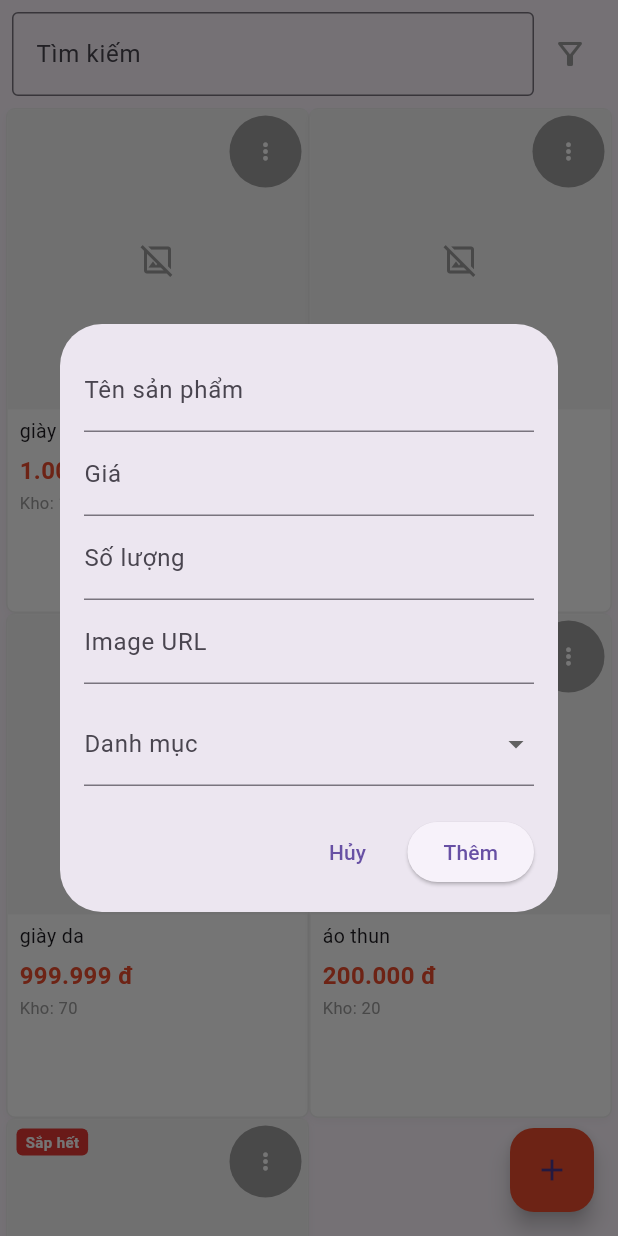
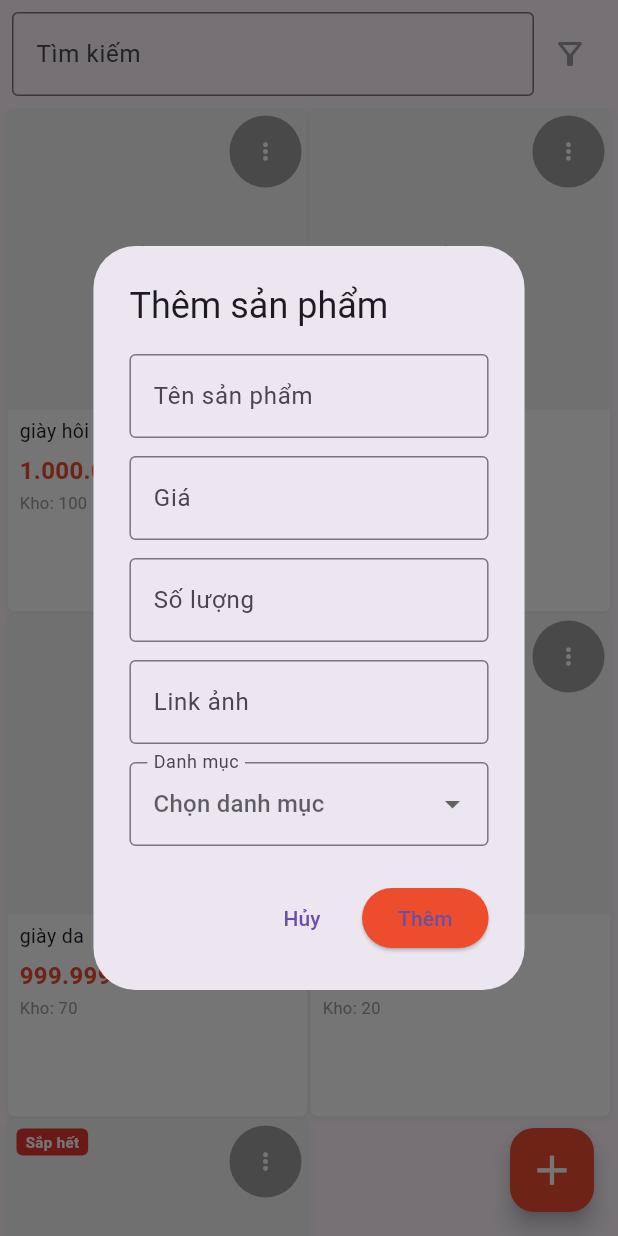
Before and after one commit to vinhvevang/getx_clean_architecture, a Flutter app: the HomePage screen opened by its route, after a tap on the "add" icon, on a phone screen of 412 x 824 dp. Run offline on Flutter 3.47's test engine with Material 3 defaults, Android fonts, the phone set to English and light mode, and no system bars; our stand-ins replace flutter_svg, get; network calls fail.

Commit message:
ok except for searchController

```diff
--- a/lib/core/widgets/app_text_field.dart
+++ b/lib/core/widgets/app_text_field.dart
@@ -22,6 +22,15 @@ class AppTextFormField extends StatelessWidget {
   final TextInputAction? textInputAction;
   final Function(String)? onChanged;
 
+  /// Nếu có: nhấn Enter/Next sẽ tự chuyển focus sang field này, không cần tự
+  /// viết FocusScope.of(context).requestFocus(...) ở nơi gọi nữa.
+  final FocusNode? nextFocus;
+
+  /// Nếu có (và [nextFocus] không có - tức đây là field cuối cùng): nhấn
+  /// Enter/Done sẽ ẩn bàn phím rồi gọi callback này. Dùng để "nhập xong field
+  /// cuối, nhấn Enter là submit luôn" mà không phải lặp logic ở từng dialog.
+  final VoidCallback? onSubmit;
+
   const AppTextFormField({
     super.key,
     required this.controller,
@@ -38,14 +47,32 @@ class AppTextFormField extends StatelessWidget {
     this.focusNode,
     this.textInputAction,
     this.onChanged,
+    this.nextFocus,
+    this.onSubmit,
   });
 
   @override
   Widget build(BuildContext context) {
+    final effectiveTextInputAction =
+        textInputAction ??
+        (nextFocus != null
+            ? TextInputAction.next
+            : (onSubmit != null ? TextInputAction.done : null));
+
+    void handleEditingComplete() {
+      if (nextFocus != null) {
+        FocusScope.of(context).requestFocus(nextFocus);
+      } else if (onSubmit != null) {
+        FocusScope.of(context).unfocus();
+        onSubmit!();
+      }
+      onEditingComplete?.call();
+    }
+
     return TextFormField(
       controller: controller,
       focusNode: focusNode,
-      textInputAction: textInputAction,
+      textInputAction: effectiveTextInputAction,
       obscureText: obscureText,
       keyboardType: keyboardType,
       inputFormatters: inputFormatters,
@@ -55,7 +82,10 @@ class AppTextFormField extends StatelessWidget {
           : AutovalidateMode.disabled,
 
       onChanged: onChanged,
-      onEditingComplete: onEditingComplete,
+      onEditingComplete:
+          (nextFocus != null || onSubmit != null || onEditingComplete != null)
+          ? handleEditingComplete
+          : null,
 
       validator: (value) {
         if (isRequired && (value == null || value.isEmpty)) {
--- a/lib/features/product/presentation/pages/home_page.dart
+++ b/lib/features/product/presentation/pages/home_page.dart
@@ -16,7 +16,7 @@ class HomePage extends GetView<HomeController> {
       floatingActionButton: FloatingActionButton(
         backgroundColor: AppColors.primary,
         onPressed: controller.openAddDialog,
-        child: const Icon(Icons.add),
+        child: const Icon(Icons.add,color: Colors.white,size: 33,),
       ),
       body: Column(
         children: [
--- a/lib/features/product/presentation/pages/widgets/product_form_dialog.dart
+++ b/lib/features/product/presentation/pages/widgets/product_form_dialog.dart
@@ -1,72 +1,100 @@
+import 'package:flutter/material.dart';
+import 'package:get/get.dart';
+import 'package:getx_clean_archi/core/constant/category.dart';
+import 'package:getx_clean_archi/core/utils/app_input_formatters.dart';
+import 'package:getx_clean_archi/core/widgets/app_color.dart';
+import 'package:getx_clean_archi/core/widgets/app_text_field.dart';
+import 'package:getx_clean_archi/features/product/domain/entities/product.dart';
+import 'package:getx_clean_archi/features/product/presentation/controllers/product_form_controller.dart';
 
+/// Dialog Thêm/Sửa sản phẩm dùng chung — chỉ khác tiêu đề/nhãn nút, dựa vào
+/// [ProductFormController.isEditing]. Tương tác giống màn Login: focus chain
+/// giữa các field (Enter -> field kế tiếp), field cuối nhấn Enter là submit
+/// luôn - nhờ AppTextFormField.nextFocus/onSubmit nên không phải tự viết
+/// FocusScope.of(context).requestFocus(...) lặp lại ở từng field nữa.
+///
+/// Nhận [controller] trực tiếp qua constructor (không qua Get.find) để tránh
+/// lỗi "not found" khi dialog đang trong lúc đóng lại.
+class ProductFormDialog extends StatelessWidget {
+  final ProductFormController controller;
 
-import 'package:flutter/material.dart' show Dialog, DropdownButtonFormField, DropdownMenuItem, ElevatedButton, InputDecoration, TextButton, TextFormField, Widget;
-import 'package:flutter/widgets.dart';
-import 'package:get/get_core/src/get_main.dart';
-import 'package:get/get_navigation/get_navigation.dart';
-import 'package:get/get_state_manager/src/rx_flutter/rx_obx_widget.dart' show Obx;
-import 'package:get/get_state_manager/src/simple/get_view.dart' show GetView;
-import 'package:getx_clean_archi/core/constant/category.dart';
-import 'package:getx_clean_archi/features/product/presentation/controllers/product_form_controller.dart' show ProductFormController;
+  const ProductFormDialog({super.key, required this.controller});
 
-class ProductFormDialog extends GetView<ProductFormController> {
-const ProductFormDialog({super.key});
+  void _handleSubmit() {
+    final product = controller.submit();
+    if (product != null) {
+      Get.back<Product>(result: product);
+    }
+  }
 
   @override
   Widget build(BuildContext context) {
-return Dialog(
-child: SingleChildScrollView(
-padding: const EdgeInsets.all(16),
+    return AlertDialog(
+      title: Text(controller.isEditing ? 'Sửa sản phẩm' : 'Thêm sản phẩm'),
+      content: SingleChildScrollView(
+        padding: EdgeInsets.only(
+          bottom: MediaQuery.of(context).viewInsets.bottom,
+        ),
         child: Form(
           key: controller.formKey,
-child: Column(
+          child: Obx(
+            () => Column(
               mainAxisSize: MainAxisSize.min,
               children: [
-/// ===== NAME =====
-TextFormField(
+                AppTextFormField(
                   controller: controller.nameController,
+                  label: 'Tên sản phẩm',
+                  hintText: 'Nhập tên sản phẩm',
+                  isSubmitted: controller.hasAttemptedSubmit.value,
                   focusNode: controller.nameFocusNode,
-decoration: const InputDecoration(labelText: 'Tên sản phẩm'),
+                  nextFocus: controller.priceFocusNode,
                   onChanged: (_) => controller.onFieldChanged(),
-validator: (v) =>
-v == null || v.trim().isEmpty ? 'Không được để trống' : null,
                 ),
-
-          /// ===== PRICE =====
-          TextFormField(
+                const SizedBox(height: 12),
+                AppTextFormField(
                   controller: controller.priceController,
+                  label: 'Giá',
+                  hintText: 'VD: 100 = 100.000đ',
+                  isSubmitted: controller.hasAttemptedSubmit.value,
+                  keyboardType: const TextInputType.numberWithOptions(
+                    decimal: true,
+                  ),
+                  inputFormatters: [AppInputFormatters.positiveDecimal],
+                  validator: controller.validatePrice,
                   focusNode: controller.priceFocusNode,
+                  nextFocus: controller.quantityFocusNode,
+                  onChanged: (_) => controller.onFieldChanged(),
+                ),
+                const SizedBox(height: 12),
+                AppTextFormField(
+                  controller: controller.quantityController,
+                  label: 'Số lượng',
+                  hintText: 'Nhập số lượng tồn kho',
+                  isSubmitted: controller.hasAttemptedSubmit.value,
                   keyboardType: TextInputType.number,
-            decoration: const InputDecoration(labelText: 'Giá'),
+                  inputFormatters: [AppInputFormatters.positiveInteger],
+                  validator: controller.validateQuantity,
+                  focusNode: controller.quantityFocusNode,
+                  nextFocus: controller.imageUrlFocusNode,
                   onChanged: (_) => controller.onFieldChanged(),
-            validator: controller.validatePrice,
                 ),
-
-          /// ===== QUANTITY =====
-          TextFormField(
-            controller: controller.quantityController,
-            focusNode: controller.quantityFocusNode,
-            keyboardType: TextInputType.number,
-            decoration: const InputDecoration(labelText: 'Số lượng'),
+                const SizedBox(height: 12),
+                AppTextFormField(
+                  controller: controller.imageUrlController,
+                  label: 'Link ảnh',
+                  hintText: 'https://...',
+                  isSubmitted: controller.hasAttemptedSubmit.value,
+                  keyboardType: TextInputType.url,
+                  validator: controller.validateImageUrl,
+                  focusNode: controller.imageUrlFocusNode,
                   onChanged: (_) => controller.onFieldChanged(),
-            validator: controller.validateQuantity,
+                  // Field cuối cùng: nhấn Enter/Done coi như bấm nút Thêm/Lưu.
+                  onSubmit: _handleSubmit,
                 ),
-
-          /// ===== IMAGE =====
-          TextFormField(
-            controller: controller.imageUrlController,
-            focusNode: controller.imageUrlFocusNode,
-            decoration: const InputDecoration(labelText: 'Image URL'),
-            onChanged: (_) => controller.onFieldChanged(),
-            validator: controller.validateImageUrl,
-          ),
-
                 const SizedBox(height: 12),
-
-          /// ===== CATEGORY =====
-          Obx(() {
-            return DropdownButtonFormField<Category>(
+                DropdownButtonFormField<Category>(
                   value: controller.selectedCategory.value,
+                  hint: const Text('Chọn danh mục'),
                   items: controller.categoryOptions
                       .map(
                         (c) => DropdownMenuItem(
@@ -76,41 +104,31 @@ v == null || v.trim().isEmpty ? 'Không được để trống' : null,
                       )
                       .toList(),
                   onChanged: controller.selectCategory,
-              decoration:
-                  const InputDecoration(labelText: 'Danh mục'),
                   validator: controller.validateCategory,
-            );
-          }),
-
-          const SizedBox(height: 20),
-
-          /// ===== BUTTON =====
-          Row(
-            mainAxisAlignment: MainAxisAlignment.end,
-            children: [
-              TextButton(
-                onPressed: () => Get.back(),
-                child: const Text('Hủy'),
-              ),
-              const SizedBox(width: 8),
-              ElevatedButton(
-                onPressed: () {
-                  final product = controller.submit();
-                  if (product != null) {
-                    Get.back(result: product);
-                  }
-                },
-                child: Text(
-                  controller.isEditing ? 'Cập nhật' : 'Thêm',
+                  autovalidateMode: controller.hasAttemptedSubmit.value
+                      ? AutovalidateMode.onUserInteraction
+                      : AutovalidateMode.disabled,
+                  decoration: const InputDecoration(
+                    labelText: 'Danh mục',
+                    border: OutlineInputBorder(),
                   ),
                 ),
-            ],
-          )
               ],
             ),
           ),
         ),
+      ),
+      actions: [
+        TextButton(
+          onPressed: () => Get.back(result: null),
+          child: const Text('Hủy'),
+        ),
+        ElevatedButton(
+          style: ElevatedButton.styleFrom(backgroundColor: AppColors.primary),
+          onPressed: _handleSubmit,
+          child: Text(controller.isEditing ? 'Lưu' : 'Thêm'),
+        ),
+      ],
     );
-
   }
 }
```
Also changed, not shown: lib/core/widgets/login_text_field.dart (+2 -11 lines), lib/features/auth/presentation/pages/login_page.dart (+6 -2 lines), lib/features/product/presentation/controllers/home_controller.dart (+18 -34 lines), lib/features/product/presentation/controllers/product_filter_controller.dart (+3 -15 lines), lib/features/product/presentation/controllers/product_form_controller.dart (+29 -24 lines), lib/features/product/presentation/pages/widgets/product_filter_dialog.dart (+41 -19 lines), 1 other file. Lines whose indentation alone changed are shown as unchanged.
